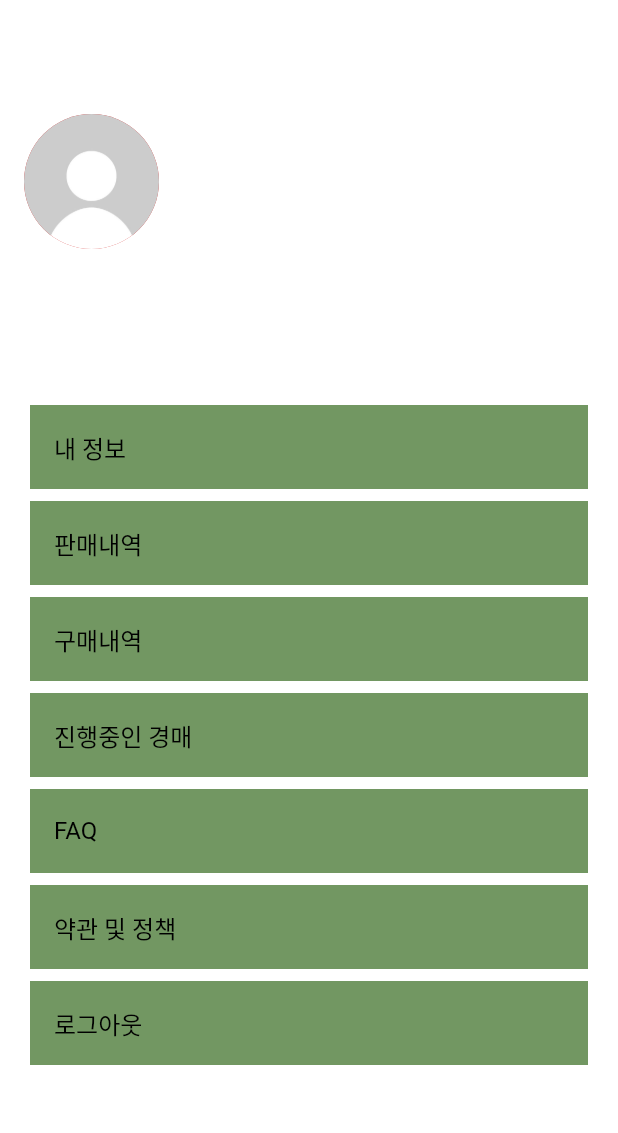
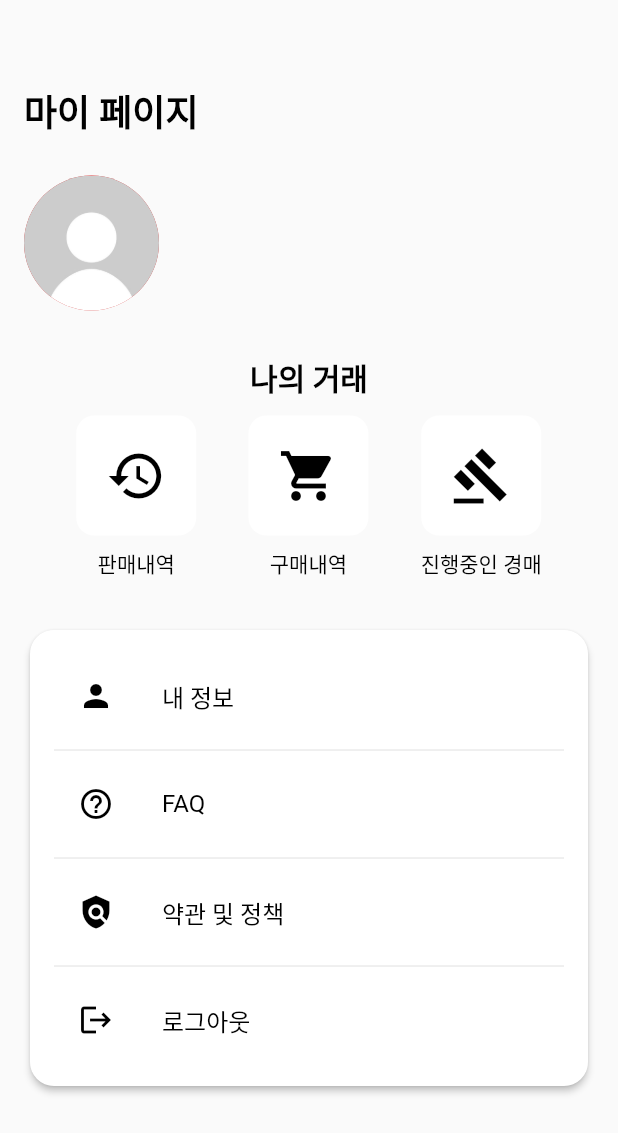
Before and after one commit to t08361/used-auction, a Flutter app: the UserPage screen opened by its route, on a phone screen of 412 x 824 dp. Shown: the top 1133 px of the screen. Run offline on Flutter 3.47's test engine with Material 2 defaults, Android fonts, the phone set to English and light mode, and no system bars; our stand-ins replace image_picker, numberpicker, shared_preferences; accounts and stored records are empty; network calls fail.

Commit message:
[FEAT] 이제 상품등록에 지역을추가할수있음. db에도 저장이됨. 상세페이지에서 닉네임 옆에 등록한 지역이 표시됨(이건 추후에 위치를 수정하던지 해야할듯) 마이페이지 ui업데이트. 선택했던 ui와 비슷하면서 깔끔하게 업데이트 판매목록 업데이트. 이제 상품을 등록하면 판매내역 페이지에 업데이트되고, 판매내역에서 클릭시 상세페이지로 이동

```diff
--- a/lib/providers/constants.dart
+++ b/lib/providers/constants.dart
@@ -13,13 +13,13 @@ const String baseUrl = 'http://10.0.2.2:8080/api';
 // Color primary_color=Color(0xFF06D001);
 // Color primary_color=Color(0xFF9BEC00);
 // Color primary_color=Color(0xFF399918);
-Color primary_color=Color(0xFF36BA98);
+//Color primary_color=Color(0xFF36BA98);
 
 Color background_color=Colors.white;
 //Color(0xFF059212);
-//Color primary_color=Colors.white;
+Color primary_color=Colors.white;
 //Color(0xFF597445);
 Color other_color=Colors.white;
 //Color(0xFF658147);
-Color button_color=Color(0xFF729762);
-//Colors.white;
+Color button_color=Colors.white;
+//Color(0xFF729762);
--- a/lib/screens/user_mypage.dart
+++ b/lib/screens/user_mypage.dart
@@ -13,7 +13,6 @@ import 'terms_and_policies_screen.dart'; // 약관 및 정책 화면 import
 import 'login_screen.dart'; // 로그인 화면 import
 import '../providers/constants.dart';
 
-// 사용자 페이지를 나타내는 클래스 정의
 class UserPage extends StatelessWidget {
   // UserPage 라우트 이름 정의
   static const routeName = '/social-signup';
@@ -82,149 +81,139 @@ class UserPage extends StatelessWidget {
     final userProvider = Provider.of<UserProvider>(context);
 
     return Scaffold(
-      /*appBar: AppBar(
-        title: const Text('', style: TextStyle(color: Colors.black)), // 앱바 제목
-        foregroundColor: Colors.black, backgroundColor: primary_color,
-        iconTheme: const IconThemeData(
-          color: Colors.black, // 뒤로가기 버튼 색상 설정
-        ),
-        elevation: 0,
-      ),*/
-      backgroundColor:background_color,
+      //backgroundColor: background_color,
       body: Padding(
-        padding: const EdgeInsets.all(16.0), // 패딩 설정
+        padding: const EdgeInsets.all(16.0),
         child: SingleChildScrollView(
           child: Column(
             crossAxisAlignment: CrossAxisAlignment.start,
             children: [
-              const SizedBox(height: 60),
+              const SizedBox(height: 40),
+              Row(
+                mainAxisAlignment: MainAxisAlignment.spaceBetween,
+                children: [
+                  Text(
+                    '마이 페이지',
+                    style: TextStyle(
+                      fontSize: 24,
+                      fontWeight: FontWeight.bold,
+                      color: Colors.black,
+                    ),
+                  ),
+
+                ],
+              ),
+              const SizedBox(height: 25),
               Row(
                 children: [
                   CircleAvatar(
-                    radius: 45, // 원형 아바타의 반지름 설정
+                    radius: 45,
                     backgroundImage: userProvider.profileImage != null
                         ? MemoryImage(base64Decode(userProvider.profileImage!)) as ImageProvider
-                        : const AssetImage('assets/images/default_profile.png'), // 프로필 이미지 경로 설정
+                        : const AssetImage('assets/images/default_profile.png'),
                   ),
-                  const SizedBox(width: 20), // 간격 설정
+                  const SizedBox(width: 25),
                   Column(
-                    crossAxisAlignment: CrossAxisAlignment.start, // 시작점 기준 정렬
+                    crossAxisAlignment: CrossAxisAlignment.start,
                     children: [
                       Text(
-                        userProvider.nickname, // 닉네임 텍스트
+                        userProvider.nickname,
                         style: const TextStyle(
-                          fontSize: 20, // 폰트 크기 설정
-                          fontWeight: FontWeight.bold, // 폰트 두께 설정
+                          fontSize: 22,
+                          fontWeight: FontWeight.bold,
                           color: Colors.black,
                         ),
                       ),
                       Text(
-                        userProvider.email, // 이메일 텍스트
+                        userProvider.email,
                         style: const TextStyle(
-                          fontSize: 16, // 폰트 크기 설정
-                          color: Colors.grey, // 폰트 색상 설정
+                          fontSize: 16,
+                          color: Colors.grey,
                         ),
                       ),
                     ],
                   ),
                 ],
               ),
-              const SizedBox(height: 100), // 간격 설정
-              Card(
-                elevation: 0,
-                shape: RoundedRectangleBorder(
-                  borderRadius: BorderRadius.circular(8),
-                ),
-                child: ListTile(
-                 // leading: const Icon(Icons.person, color: Colors.black),
-                  title: const Text('내 정보', style: TextStyle(color: Colors.black)),
-                  tileColor: button_color,
-                  onTap: () => _showMyStatus(context),
-                //  trailing: const Icon(Icons.arrow_forward_ios, color: Colors.black),
+              const SizedBox(height: 30),
+              Center(
+                child: Column(
+                  children: [
+                    Text(
+                      '나의 거래',
+                      style: TextStyle(
+                        fontSize: 20,
+                        fontWeight: FontWeight.bold,
+                        color: Colors.black,
                       ),
                     ),
-             // const SizedBox(height: 16),
-              Card(
-                elevation: 0,
-                shape: RoundedRectangleBorder(
-                  borderRadius: BorderRadius.circular(8),
+                    const SizedBox(height: 10),
+                    Row(
+                      mainAxisAlignment: MainAxisAlignment.spaceEvenly,
+                      children: [
+                        _buildTradeButton(
+                          context,
+                          '판매내역',
+                          Icons.history,
+                          _showSalesHistory,
                         ),
-                child: ListTile(
-                 // leading: const Icon(Icons.history, color: Colors.black),
-                  title: const Text('판매내역', style: TextStyle(color: Colors.black)),
-                  tileColor: button_color,
-                  onTap: () => _showSalesHistory(context),
-                //  trailing: const Icon(Icons.arrow_forward_ios, color: Colors.black),
+                        _buildTradeButton(
+                          context,
+                          '구매내역',
+                          Icons.shopping_cart,
+                          _showPurchaseHistory,
+                        ),
+                        _buildTradeButton(
+                          context,
+                          '진행중인 경매',
+                          Icons.gavel,
+                          _ongoingauction,
+                        ),
+                      ],
+                    ),
+                  ],
                 ),
               ),
-             // const SizedBox(height: 16),
+              const SizedBox(height: 30),
               Card(
-                elevation: 0,
+
+                elevation: 2,
                 shape: RoundedRectangleBorder(
-                  borderRadius: BorderRadius.circular(8),
+                  borderRadius: BorderRadius.circular(16),
                 ),
-                child: ListTile(
-                 // leading: const Icon(Icons.shopping_cart, color: Colors.black),
-                  title: const Text('구매내역', style: TextStyle(color: Colors.black)),
-                  tileColor: button_color,
-                  onTap: () => _showPurchaseHistory(context),
-                //  trailing: const Icon(Icons.arrow_forward_ios, color: Colors.black),
+                child: Padding(
+                  padding: const EdgeInsets.all(16.0),
+                  child: Column(
+                    children: [
+                      ListTile(
+                        leading: Icon(Icons.person, color: Colors.black),
+                        title: Text('내 정보', style: TextStyle(color: Colors.black)),
+                     //   tileColor: button_color,
+                        onTap: () => _showMyStatus(context),
                       ),
+                      Divider(),
+                      ListTile(
+                        leading: Icon(Icons.help_outline, color: Colors.black),
+                        title: Text('FAQ', style: TextStyle(color: Colors.black)),
+                      //  tileColor: button_color,
+                        onTap: () => _showFAQ(context),
                       ),
-             // const SizedBox(height: 16),
-              Card(
-                elevation: 0,
-                shape: RoundedRectangleBorder(
-                  borderRadius: BorderRadius.circular(8),
+                      Divider(),
+                      ListTile(
+                        leading: Icon(Icons.policy, color: Colors.black),
+                        title: Text('약관 및 정책', style: TextStyle(color: Colors.black)),
+                     //   tileColor: button_color,
+                        onTap: () => _showTermsAndPolicies(context),
                       ),
-                child: ListTile(
-                  //leading: const Icon(Icons.gavel, color: Colors.black),
-                  title: const Text('진행중인 경매', style: TextStyle(color: Colors.black)),
-                  tileColor: button_color,
-                  onTap: () => _ongoingauction(context),
-                  //trailing: const Icon(Icons.arrow_forward_ios, color: Colors.black),
+                      Divider(),
+                      ListTile(
+                        leading: Icon(Icons.logout, color: Colors.black),
+                        title: Text('로그아웃', style: TextStyle(color: Colors.black)),
+                     //   tileColor: button_color,
+                        onTap: () => _logout(context),
                       ),
+                    ],
                   ),
-             // const SizedBox(height: 16),
-              Card(
-                elevation: 0,
-                shape: RoundedRectangleBorder(
-                  borderRadius: BorderRadius.circular(8),
-                ),
-                child: ListTile(
-                  //leading: const Icon(Icons.help_outline, color: Colors.black),
-                  title: const Text('FAQ', style: TextStyle(color: Colors.black)),
-                  tileColor: button_color,
-                  onTap: () => _showFAQ(context),
-                  //trailing: const Icon(Icons.arrow_forward_ios, color: Colors.black),
-                ),
-              ),
-            //  const SizedBox(height: 16),
-              Card(
-                elevation: 0,
-                shape: RoundedRectangleBorder(
-                  borderRadius: BorderRadius.circular(8),
-                ),
-                child: ListTile(
-                  //leading: const Icon(Icons.policy, color: Colors.black),
-                  title: const Text('약관 및 정책', style: TextStyle(color: Colors.black)),
-                  tileColor: button_color,
-                  onTap: () => _showTermsAndPolicies(context),
-                  //trailing: const Icon(Icons.arrow_forward_ios, color: Colors.black),
-                ),
-              ),
-              const SizedBox(height: 0),
-              Card(
-                elevation: 0,
-                shape: RoundedRectangleBorder(
-                  borderRadius: BorderRadius.circular(8),
-                ),
-                child: ListTile(
-                 // leading: const Icon(Icons.logout, color: Colors.black),
-                  title: const Text('로그아웃', style: TextStyle(color: Colors.black)),
-                  tileColor: button_color,
-                  onTap: () => _logout(context),
-                  //trailing: const Icon(Icons.arrow_forward_ios, color: Colors.black),
                 ),
               ),
             ],
@@ -233,4 +222,25 @@ class UserPage extends StatelessWidget {
       ),
     );
   }
+
+  Widget _buildTradeButton(BuildContext context, String text, IconData icon, Function(BuildContext) onTap) {
+    return GestureDetector(
+      onTap: () => onTap(context),
+      child: Column(
+        children: [
+          Container(
+            decoration: BoxDecoration(
+              color: button_color,
+              borderRadius: BorderRadius.circular(12),
+            ),
+            width: 80,
+            height: 80,
+            child: Icon(icon, size: 40, color: Colors.black),
+          ),
+          const SizedBox(height: 8),
+          Text(text, style: TextStyle(color: Colors.black)),
+        ],
+      ),
+    );
   }
+}
```
Lines whose indentation alone changed are shown as unchanged.
